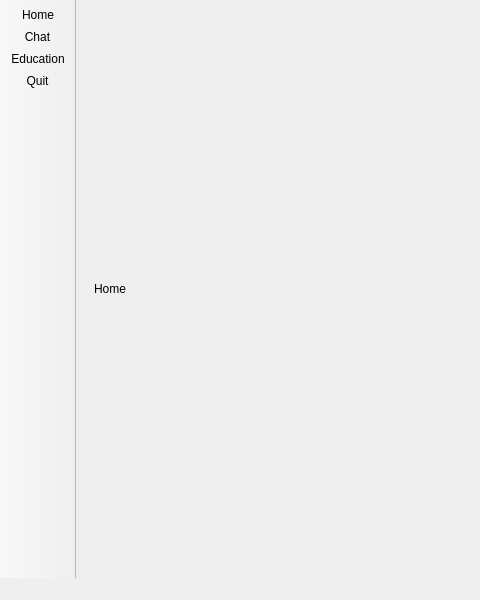
Old version of the form src/flipper/ui/main_window.ui in the repository JonMW-Dev/Flipper; both pictures show x 0 to 480 and y 0 to 600 of the 999 by 600 pixel window.
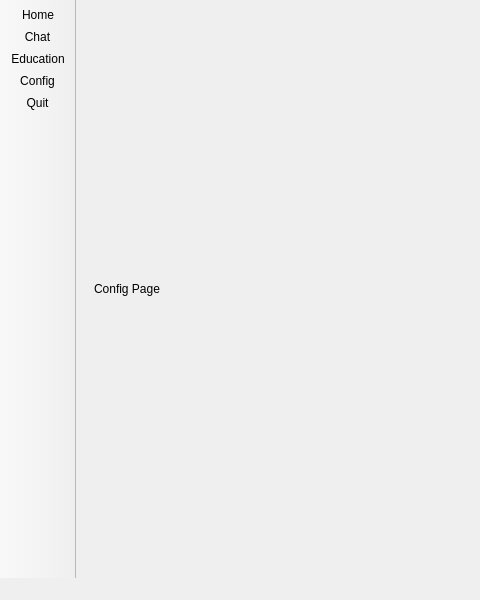
New version of the form. The open tabs and pages were chosen to show the change. Icons and pictures are not drawn.

Commit message: Added custom configuration functionality via a settings page. Application config file, flipper_config.json, should be located in the appropriate directory depending on OS. Including functionality for local models hosted on localhost via inference servers, such as Ollama, that are compatible with the OpenAI SDK.

```diff
--- a/src/flipper/ui/main_window.ui
+++ b/src/flipper/ui/main_window.ui
@@ -31,6 +31,17 @@
         </item>
        </layout>
       </widget>
+      <widget class="QWidget" name="configPage">
+       <layout class="QVBoxLayout" name="verticalLayout_4">
+        <item>
+         <widget class="QLabel" name="configLabel">
+          <property name="text">
+           <string>Config Page </string>
+          </property>
+         </widget>
+        </item>
+       </layout>
+      </widget>
       <widget class="QWidget" name="chatPage">
        <layout class="QVBoxLayout" name="verticalLayout">
         <item>
@@ -77,6 +88,7 @@
    <addaction name="actionHome"/>
    <addaction name="actionChat"/>
    <addaction name="actionEducation"/>
+   <addaction name="actionConfig"/>
    <addaction name="actionQuit"/>
   </widget>
   <action name="actionHome">
@@ -119,6 +131,14 @@
     <enum>QAction::MenuRole::NoRole</enum>
    </property>
   </action>
+  <action name="actionConfig">
+   <property name="text">
+    <string>Config</string>
+   </property>
+   <property name="menuRole">
+    <enum>QAction::MenuRole::NoRole</enum>
+   </property>
+  </action>
  </widget>
  <resources>
   <include location="resources.qrc"/>
```
The commit also changes 14 other files.
